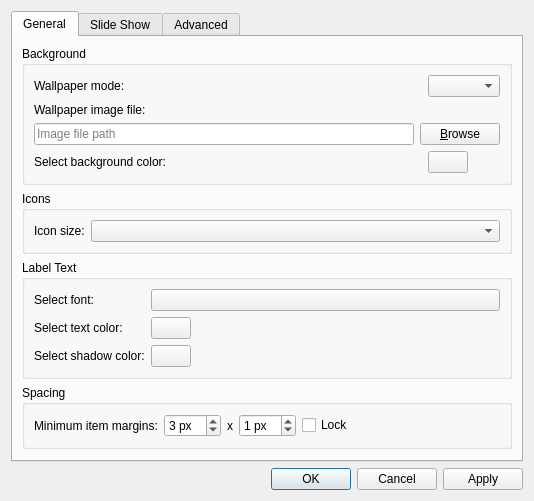
Before: the Qt Designer form pcmanfm/desktop-preferences.ui in lxqt/pcmanfm-qt, drawn with Qt 5.
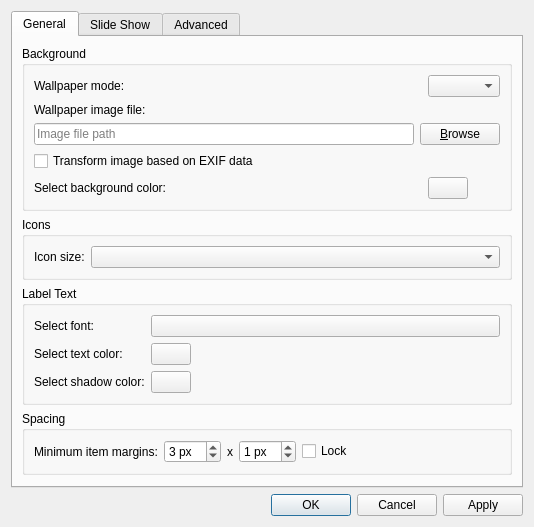
After: the same form once the commit is applied. Icons and pictures are not drawn. Custom widgets are drawn as their Qt base class.

Commit message:
Added option to transform jpeg wallpapers based on EXIF info
Closes https://github.com/lxqt/lxqt/issues/1714

Jpeg images may contain EXIF info about transformation (rotation and mirroring). An option is added to dekstop settings to read the info and transform the wallpaper image accordingly.

```diff
--- a/pcmanfm/desktop-preferences.ui
+++ b/pcmanfm/desktop-preferences.ui
@@ -66,7 +66,7 @@
             </property>
            </widget>
           </item>
-          <item row="5" column="1">
+          <item row="6" column="1">
            <widget class="Fm::ColorButton" name="backgroundColor">
             <property name="sizePolicy">
              <sizepolicy hsizetype="Fixed" vsizetype="Fixed">
@@ -79,7 +79,7 @@
             </property>
            </widget>
           </item>
-          <item row="5" column="0">
+          <item row="6" column="0">
            <widget class="QLabel" name="label_5">
             <property name="text">
              <string>Select background color:</string>
@@ -110,6 +110,13 @@
             </item>
            </layout>
           </item>
+          <item row="5" column="0" colspan="3">
+           <widget class="QCheckBox" name="transformImage">
+            <property name="text">
+             <string>Transform image based on EXIF data</string>
+            </property>
+           </widget>
+          </item>
          </layout>
         </widget>
        </item>
```
The commit also changes 5 other files.
